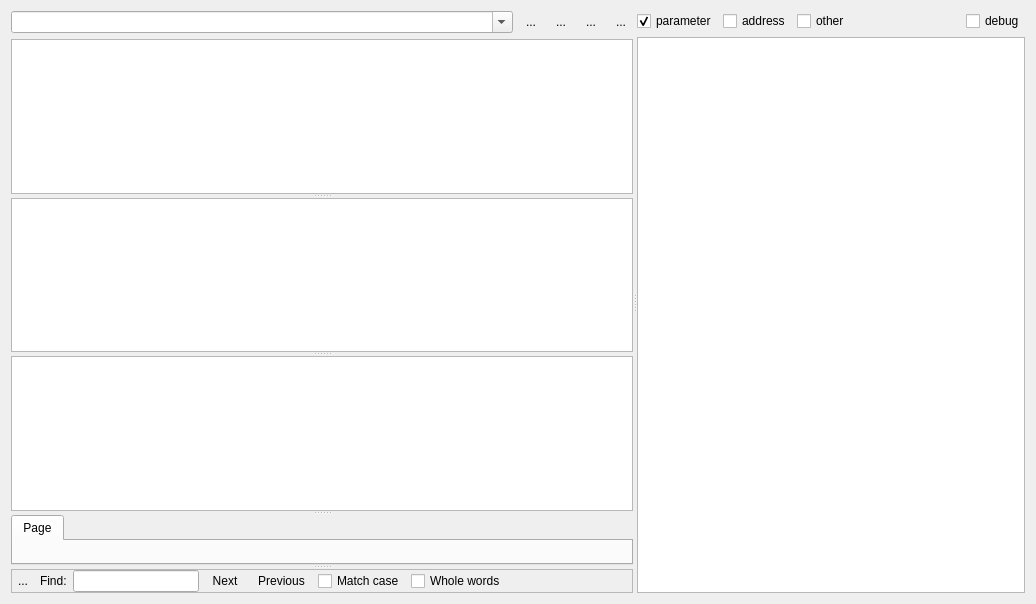
The window that ui/PulseProgram.ui (MonroeQuantumNetworks/IonControl) describes before a commit, drawn with Qt 5.
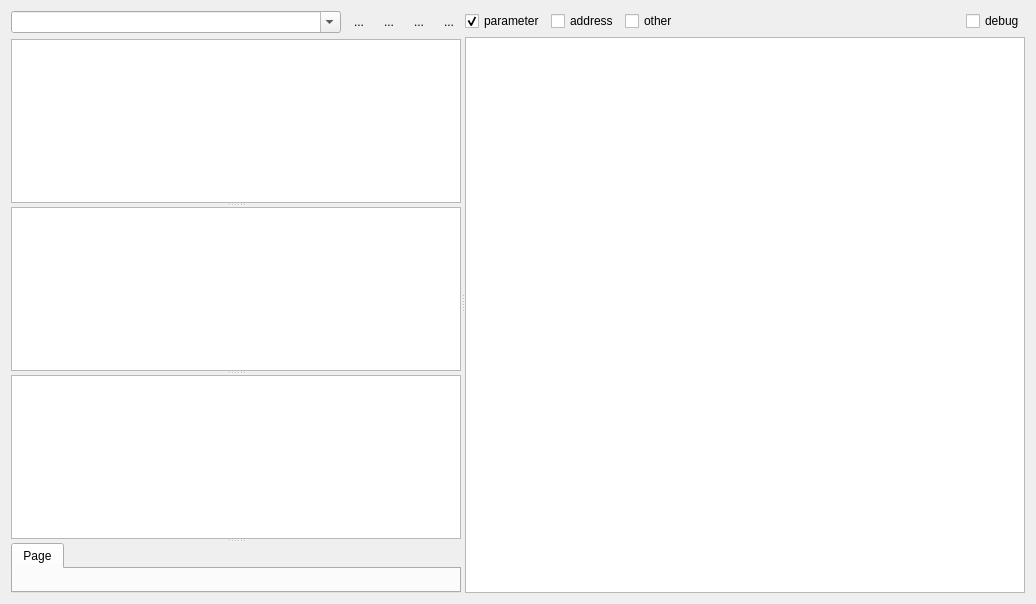
The same window after the commit. Icons and pictures are not drawn.

```diff
--- a/ui/PulseProgram.ui
+++ b/ui/PulseProgram.ui
@@ -124,129 +124,6 @@
            </attribute>
           </widget>
          </widget>
-         <widget class="QFrame" name="findWidgetFrame">
-          <property name="frameShape">
-           <enum>QFrame::StyledPanel</enum>
-          </property>
-          <property name="frameShadow">
-           <enum>QFrame::Raised</enum>
-          </property>
-          <layout class="QHBoxLayout" name="horizontalLayout_4">
-           <property name="spacing">
-            <number>6</number>
-           </property>
-           <property name="margin">
-            <number>0</number>
-           </property>
-           <item>
-            <widget class="QToolButton" name="findCloseButton">
-             <property name="minimumSize">
-              <size>
-               <width>22</width>
-               <height>22</height>
-              </size>
-             </property>
-             <property name="maximumSize">
-              <size>
-               <width>22</width>
-               <height>22</height>
-              </size>
-             </property>
-             <property name="text">
-              <string>...</string>
-             </property>
-             <property name="icon">
-              <iconset resource="Experiment.qrc">
-               <normaloff>:/openicon/icons/window-close.png</normaloff>:/openicon/icons/window-close.png</iconset>
-             </property>
-             <property name="iconSize">
-              <size>
-               <width>22</width>
-               <height>22</height>
-              </size>
-             </property>
-             <property name="autoRaise">
-              <bool>true</bool>
-             </property>
-            </widget>
-           </item>
-           <item>
-            <widget class="QLabel" name="label">
-             <property name="text">
-              <string>Find:</string>
-             </property>
-            </widget>
-           </item>
-           <item>
-            <widget class="QLineEdit" name="findLineEdit"/>
-           </item>
-           <item>
-            <widget class="QToolButton" name="findNextButton">
-             <property name="minimumSize">
-              <size>
-               <width>0</width>
-               <height>22</height>
-              </size>
-             </property>
-             <property name="text">
-              <string>Next</string>
-             </property>
-             <property name="toolButtonStyle">
-              <enum>Qt::ToolButtonTextBesideIcon</enum>
-             </property>
-             <property name="autoRaise">
-              <bool>true</bool>
-             </property>
-            </widget>
-           </item>
-           <item>
-            <widget class="QToolButton" name="findPreviousButton">
-             <property name="minimumSize">
-              <size>
-               <width>0</width>
-               <height>22</height>
-              </size>
-             </property>
-             <property name="text">
-              <string>Previous</string>
-             </property>
-             <property name="toolButtonStyle">
-              <enum>Qt::ToolButtonTextBesideIcon</enum>
-             </property>
-             <property name="autoRaise">
-              <bool>true</bool>
-             </property>
-            </widget>
-           </item>
-           <item>
-            <widget class="QCheckBox" name="findMatchCaseCheckBox">
-             <property name="text">
-              <string>Match case</string>
-             </property>
-            </widget>
-           </item>
-           <item>
-            <widget class="QCheckBox" name="findWholeWordsCheckBox">
-             <property name="text">
-              <string>Whole words</string>
-             </property>
-            </widget>
-           </item>
-           <item>
-            <spacer name="horizontalSpacer_3">
-             <property name="orientation">
-              <enum>Qt::Horizontal</enum>
-             </property>
-             <property name="sizeHint" stdset="0">
-              <size>
-               <width>31</width>
-               <height>19</height>
-              </size>
-             </property>
-            </spacer>
-           </item>
-          </layout>
-         </widget>
         </widget>
        </item>
       </layout>
```
Left out of the diff: 19 changed lines with no effect on the pictures.
